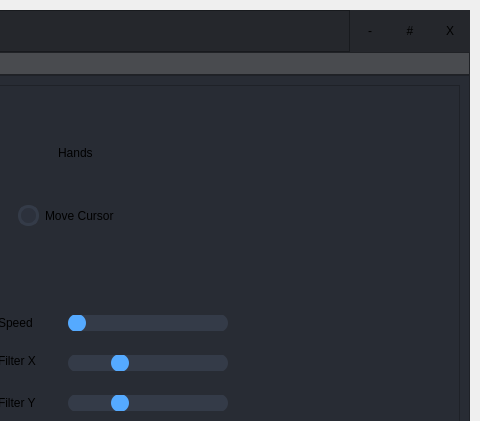
Qt form ui/main.ui (Radu101199/CamControl-Controlul-Gestual-al-Dispozitivelor) before a commit; both pictures show x 532 to 1012 and y 0 to 421 of the 1012 by 738 pixel window.
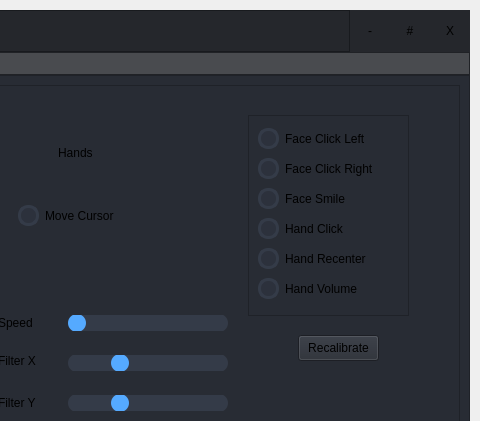
The same form after that commit. The open tabs and pages were chosen to show the change. Icons and pictures are not drawn.

```diff
--- a/ui/main.ui
+++ b/ui/main.ui
@@ -1446,6 +1446,86 @@
                      <string>Filter</string>
                     </property>
                    </widget>
+                   <widget class="QScrollArea" name="scrollArea">
+                    <property name="geometry">
+                     <rect>
+                      <x>680</x>
+                      <y>20</y>
+                      <width>161</width>
+                      <height>201</height>
+                     </rect>
+                    </property>
+                    <property name="widgetResizable">
+                     <bool>true</bool>
+                    </property>
+                    <widget class="QWidget" name="scrollAreaWidgetContents">
+                     <property name="geometry">
+                      <rect>
+                       <x>0</x>
+                       <y>0</y>
+                       <width>157</width>
+                       <height>197</height>
+                      </rect>
+                     </property>
+                     <layout class="QVBoxLayout" name="verticalLayout_8">
+                      <item>
+                       <widget class="QCheckBox" name="face_click_left_checkBox">
+                        <property name="text">
+                         <string>Face Click Left</string>
+                        </property>
+                       </widget>
+                      </item>
+                      <item>
+                       <widget class="QCheckBox" name="face_click_right_checkBox">
+                        <property name="text">
+                         <string>Face Click Right</string>
+                        </property>
+                       </widget>
+                      </item>
+                      <item>
+                       <widget class="QCheckBox" name="face_smile_checkBox">
+                        <property name="text">
+                         <string>Face Smile</string>
+                        </property>
+                       </widget>
+                      </item>
+                      <item>
+                       <widget class="QCheckBox" name="hand_click_checkBox">
+                        <property name="text">
+                         <string>Hand Click</string>
+                        </property>
+                       </widget>
+                      </item>
+                      <item>
+                       <widget class="QCheckBox" name="hand_recenter_checkBox">
+                        <property name="text">
+                         <string>Hand Recenter</string>
+                        </property>
+                       </widget>
+                      </item>
+                      <item>
+                       <widget class="QCheckBox" name="hand_volume_checkBox">
+                        <property name="text">
+                         <string>Hand Volume</string>
+                        </property>
+                       </widget>
+                      </item>
+                     </layout>
+                    </widget>
+                   </widget>
+                   <widget class="QPushButton" name="btn_recalibrate">
+                    <property name="geometry">
+                     <rect>
+                      <x>730</x>
+                      <y>240</y>
+                      <width>81</width>
+                      <height>26</height>
+                     </rect>
+                    </property>
+                    <property name="text">
+                     <string>Recalibrate</string>
+                    </property>
+                   </widget>
                   </widget>
                  </widget>
                 </item>
```
